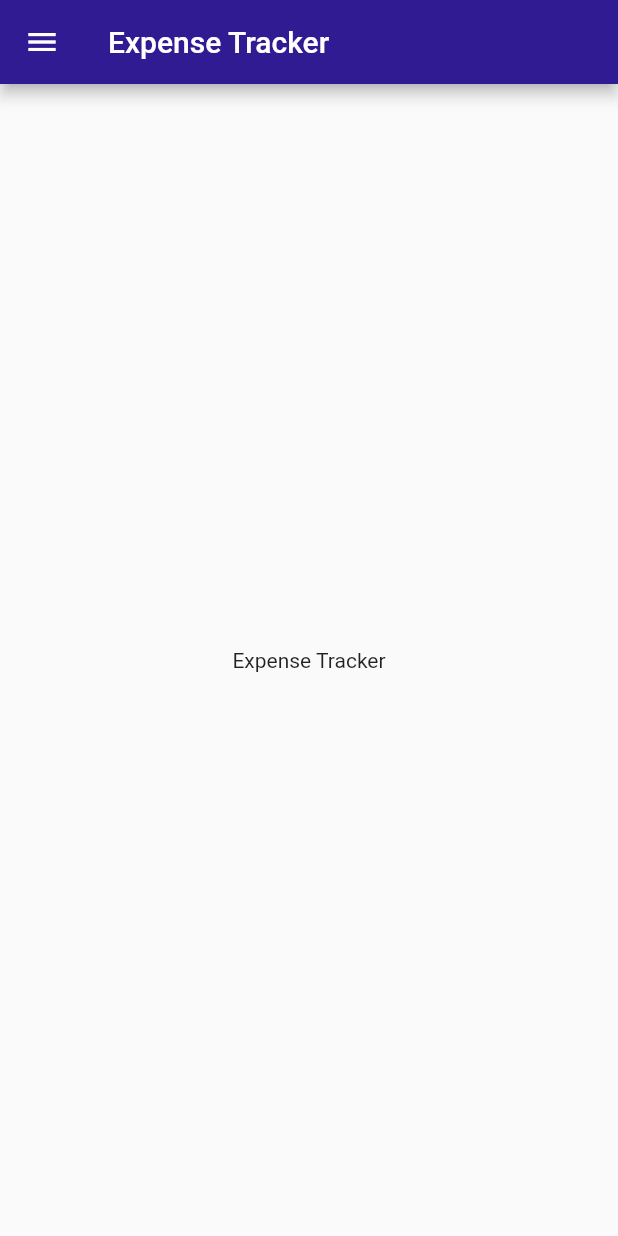
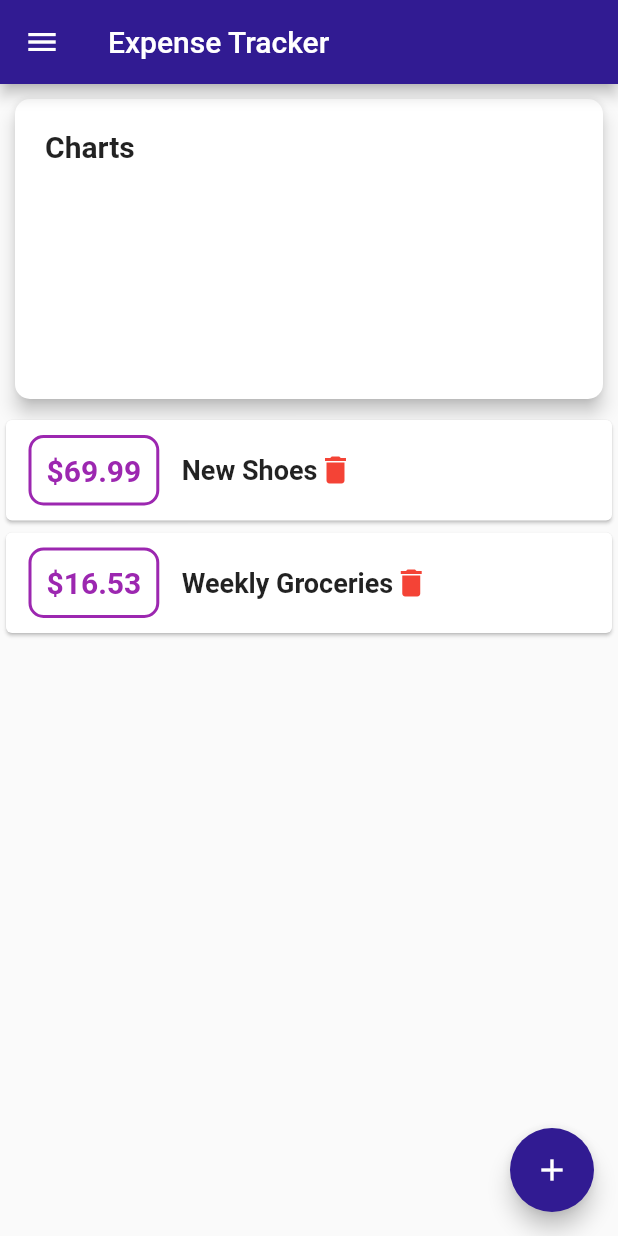
Before and after one commit to doziestar/tutisApp, a Flutter app: the screen it shows after launch, on a phone screen of 412 x 824 dp. Run offline on Flutter 3.47's test engine with Material 2 defaults, Android fonts, the phone set to English and light mode, and no system bars.

Commit message:
✅  transactions

```diff
--- a/lib/main.dart
+++ b/lib/main.dart
@@ -1,5 +1,6 @@
 import 'package:flutter/material.dart';
 
+import './sec2/body.dart';
 import './sec2/navbar.dart';
 
 void main() => runApp(const ExpenseTracker());
@@ -16,9 +17,12 @@ class ExpenseTracker extends StatelessWidget {
           backgroundColor: Colors.deepPurple[900],
         ),
         drawer: const NavBar(),
-        body: const Center(
-          child: Text('Expense Tracker'),
+        floatingActionButton: FloatingActionButton(
+          onPressed: () {},
+          child: const Icon(Icons.add),
+          backgroundColor: Colors.deepPurple[900],
         ),
+        body: const Body(),
       ),
     );
   }
--- /dev/null
+++ b/lib/sec2/body.dart
@@ -0,0 +1,94 @@
+import 'package:flutter/material.dart';
+import 'package:tutis/sec2/transaction.dart';
+
+class Body extends StatelessWidget {
+  const Body({Key? key}) : super(key: key);
+
+  @override
+  Widget build(BuildContext context) {
+    return Column(
+      mainAxisAlignment: MainAxisAlignment.start,
+      children: [
+        Card(
+          elevation: 5,
+          shape: RoundedRectangleBorder(
+            borderRadius: BorderRadius.circular(10),
+          ),
+          margin: const EdgeInsets.all(10),
+          child: Container(
+            padding: const EdgeInsets.all(20),
+            height: 200,
+            child: Column(
+              crossAxisAlignment: CrossAxisAlignment.stretch,
+              children: const [
+                Text(
+                  'Charts',
+                  style: TextStyle(
+                    fontSize: 20,
+                    fontWeight: FontWeight.bold,
+                  ),
+                ),
+              ],
+            ),
+          ),
+        ),
+        Column(
+          children: [
+            ...transactions.map((tx) {
+              return Card(
+                child: Row(
+                  children: [
+                    Container(
+                      margin: const EdgeInsets.symmetric(
+                        vertical: 10,
+                        horizontal: 15,
+                      ),
+                      decoration: BoxDecoration(
+                        border: Border.all(
+                          color: Colors.purple,
+                          width: 2,
+                        ),
+                        borderRadius: BorderRadius.circular(10),
+                      ),
+                      padding: const EdgeInsets.all(10),
+                      child: Text(
+                        '\$${tx.amount}',
+                        style: const TextStyle(
+                          fontWeight: FontWeight.bold,
+                          fontSize: 20,
+                          color: Colors.purple,
+                        ),
+                      ),
+                    ),
+                    Column(
+                      crossAxisAlignment: CrossAxisAlignment.start,
+                      children: [
+                        Text(
+                          tx.title,
+                          style: const TextStyle(
+                            fontSize: 18,
+                            fontWeight: FontWeight.bold,
+                          ),
+                        ),
+                      ],
+                    ),
+                    Column(
+                      mainAxisAlignment: MainAxisAlignment.end,
+                      crossAxisAlignment: CrossAxisAlignment.end,
+                      children: const [
+                        Icon(
+                          Icons.delete,
+                          color: Colors.red,
+                        ),
+                      ],
+                    ),
+                  ],
+                ),
+              );
+            }).toList(),
+          ],
+        ),
+      ],
+    );
+  }
+}
--- /dev/null
+++ b/lib/sec2/transaction.dart
@@ -0,0 +1,28 @@
+class Transaction {
+  final String id;
+  final String title;
+  final double amount;
+  final DateTime date;
+
+  Transaction({
+    required this.id,
+    required this.title,
+    required this.amount,
+    required this.date,
+  });
+}
+
+final List<Transaction> transactions = [
+  Transaction(
+    id: 't1',
+    title: 'New Shoes',
+    amount: 69.99,
+    date: DateTime.now(),
+  ),
+  Transaction(
+    id: 't2',
+    title: 'Weekly Groceries',
+    amount: 16.53,
+    date: DateTime.now(),
+  ),
+];
```
